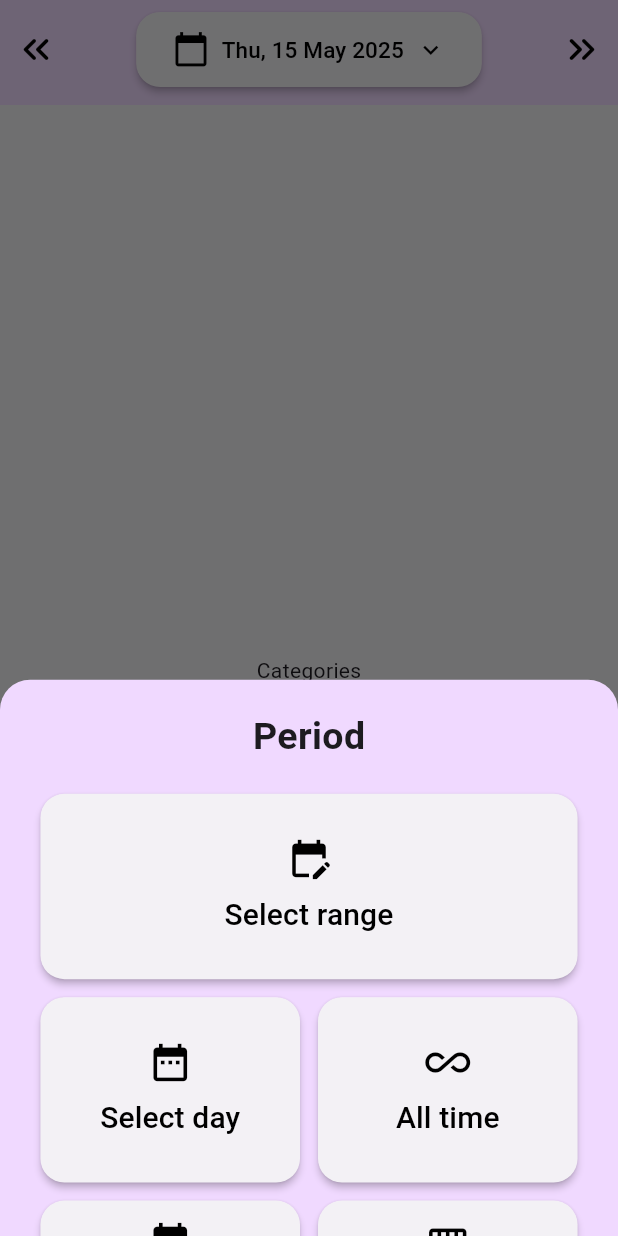
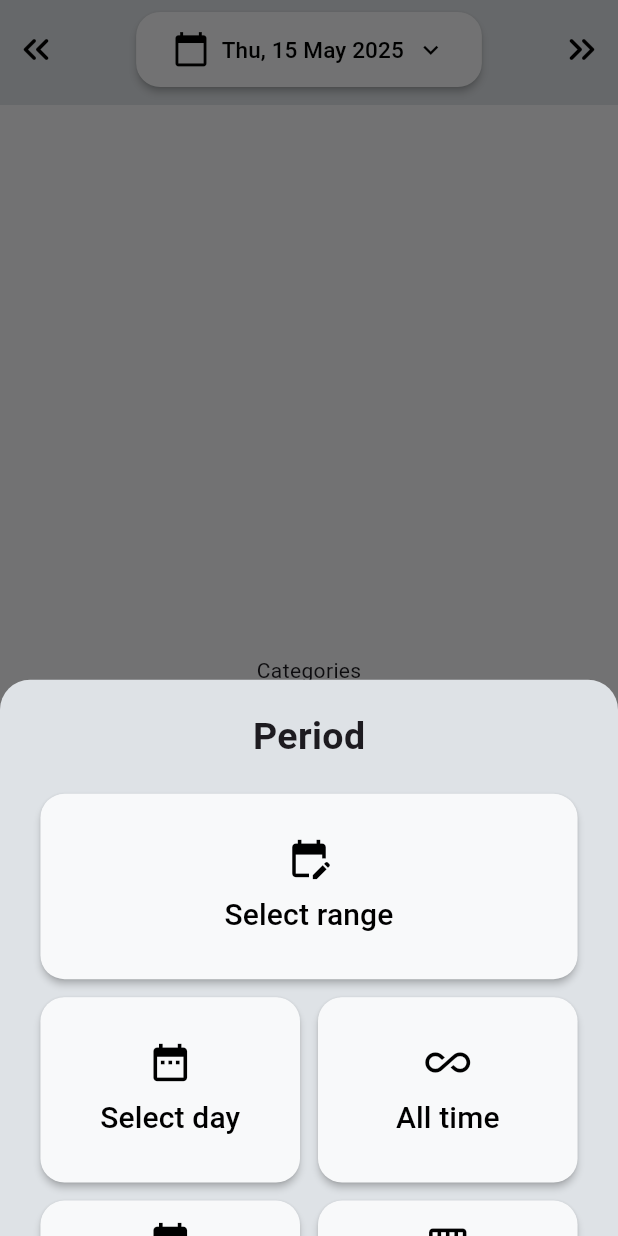
Before and after one commit to Beastarz/money_minder, a Flutter app: the CategoriesPage screen opened directly, after a tap on "Thu, 15 May 2025", on a phone screen of 412 x 824 dp. Run offline on Flutter 3.47's test engine with Material 3 defaults, Android fonts, the phone set to English and light mode, and no system bars; our stand-ins replace google_nav_bar, sqflite; accounts and stored records are empty.

Commit message:
change the theme color

```diff
--- a/lib/style/app_color.dart
+++ b/lib/style/app_color.dart
@@ -4,10 +4,10 @@ import 'package:flutter/material.dart';
 class AppColor {
 
   /// color for the widget background
-  static final Color primary = Color(0xFFF3F1F5); /// light grey
-  static final Color secondary = Color(0xFFF0D9FF); /// light purple
-  static final Color tertiary = Color(0xFFBFA2DB); /// dark purple
-  static final Color quaternary = Color(0xFF7F7C82); /// dark grey
+  static final Color primary = Color(0xFFF8F9FA); /// light grey
+  static final Color secondary = Color(0xFFDEE2E6); /// light purple
+  static final Color tertiary = Color(0xFFADB5BD); /// dark purple
+  static final Color quaternary = Color(0xFF343A40); /// dark grey
 
   /// color for the icon
   static final Color lightIcon = Colors.white;
```
